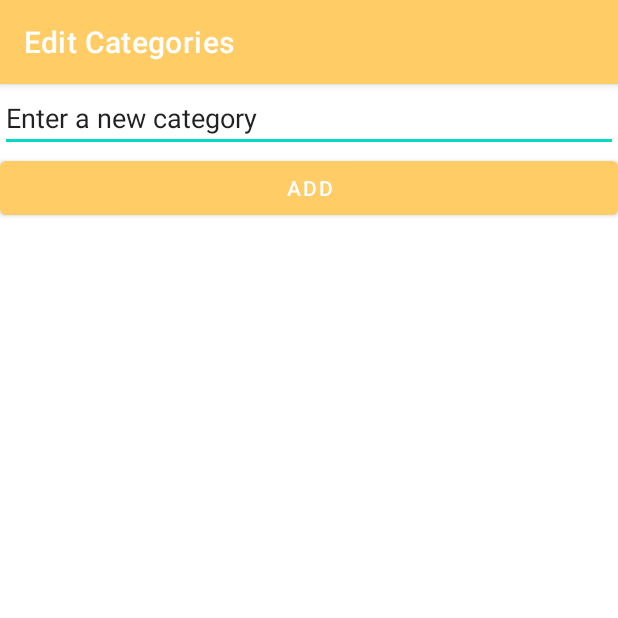
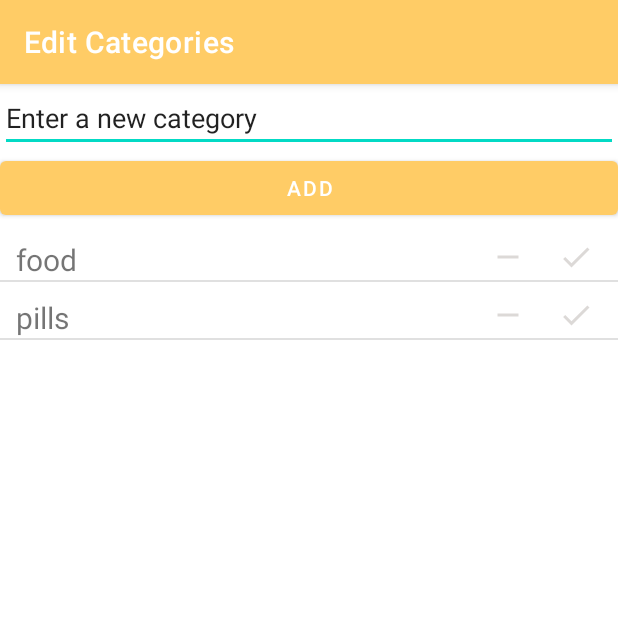
Before and after one commit to madazbereanu/CHS, an Android app: the EditCategoriesActivity screen opened directly, with no data from a screen before it, on a phone screen of 412 x 824 dp, the top half of it. Run offline under Robolectric (Android 15) with nearby library versions, the phone set to English and light mode, and no system bars.

Commit message:
Hardcoded values for CATEGORIES

```diff
--- a/KeepFresh/app/src/main/AndroidManifest.xml
+++ b/KeepFresh/app/src/main/AndroidManifest.xml
@@ -11,7 +11,8 @@
         android:label="@string/app_name"
         android:roundIcon="@mipmap/ic_launcher_round"
         android:supportsRtl="true"
-        android:theme="@style/Theme.KeepFresh">
+        android:theme="@style/Theme.KeepFresh"
+        android:largeHeap="true">
         <activity
             android:name=".HelpActivity"
             android:label="@string/title_activity_help"/>
--- a/KeepFresh/app/src/main/java/com/example/keepfresh/EditCategoriesActivity.java
+++ b/KeepFresh/app/src/main/java/com/example/keepfresh/EditCategoriesActivity.java
@@ -2,40 +2,47 @@ package com.example.keepfresh;
 
 import androidx.appcompat.app.AppCompatActivity;
 
+import android.content.Context;
 import android.os.Bundle;
-//import android.view.View;
-//import android.widget.ArrayAdapter;
-//import android.widget.Button;
-//import android.widget.EditText;
-//import android.widget.ListView;
-//import android.widget.Toast;
-//
-//import java.util.ArrayList;
-//import java.util.List;
-//
+import android.view.View;
+import android.widget.ArrayAdapter;
+import android.widget.Button;
+import android.widget.EditText;
+import android.widget.ListView;
+import android.widget.Toast;
+
+import java.util.ArrayList;
+import java.util.List;
+
 public class EditCategoriesActivity extends AppCompatActivity {
-//
-//    private EditText categoryName;
-//    private Button addNewCategoryButton;
-//    private ListView listViewCategories;
+
+    private EditText categoryName;
+    private Button addNewCategoryButton;
+    private ListView listViewCategories;
+
+    private Context context;
+
+    private static final String[] list = new String[]{"food", "pills"};
 //    private KeepFreshDatabaseHelper keepFreshDatabaseHelper;
-//
+
     @Override
     protected void onCreate(Bundle savedInstanceState) {
         super.onCreate(savedInstanceState);
         setContentView(R.layout.activity_edit_categories);
-//
-//        categoryName = findViewById(R.id.add_new_categories_field);
-//        addNewCategoryButton = findViewById(R.id.add_new_category_button);
-//        listViewCategories = findViewById(R.id.list_view_categories);
-//
-////        String[] list = new String[]{"food", "pills"};
-////        EditCategoriesCustomAdapter editCategoriesCustomAdapter = new EditCategoriesCustomAdapter(getApplicationContext(), list);
-////        listViewCategories.setAdapter(editCategoriesCustomAdapter);
-////        listViewCategories.setAdapter(new EditCategoriesCustomAdapter(this, new String[]{"food", "pills"}));
-//
+
+        context = this;
+
+        categoryName = findViewById(R.id.add_new_categories_field);
+        addNewCategoryButton = findViewById(R.id.add_new_category_button);
+        listViewCategories = findViewById(R.id.list_view_categories);
+
+
+//        EditCategoriesCustomAdapter editCategoriesCustomAdapter = new EditCategoriesCustomAdapter(getApplicationContext(), list);
+//        listViewCategories.setAdapter(editCategoriesCustomAdapter);
+        listViewCategories.setAdapter(new EditCategoriesCustomAdapter(this, list));
+
 //        keepFreshDatabaseHelper = KeepFreshDatabaseHelper.getInstance(this);
-//
+
 //        addNewCategoryButton.setOnClickListener(new View.OnClickListener() {
 //            @Override
 //            public void onClick(View v) {
--- a/KeepFresh/app/src/main/java/com/example/keepfresh/EditCategoriesCustomAdapter.java
+++ b/KeepFresh/app/src/main/java/com/example/keepfresh/EditCategoriesCustomAdapter.java
@@ -1,59 +1,69 @@
-//package com.example.keepfresh;
-//
-//import android.content.Context;
-//import android.view.LayoutInflater;
-//import android.view.View;
-//import android.view.ViewGroup;
-//import android.widget.BaseAdapter;
-//import android.widget.ImageButton;
-//import android.widget.TextView;
-//import android.widget.Toast;
-//
-//public class EditCategoriesCustomAdapter extends BaseAdapter {
-//
-//    private static LayoutInflater inflater;
-//
-//    private Context context;
-//    private String[] categoryName;
-//
-//    public EditCategoriesCustomAdapter(Context context, String[] categoryName)
-//    {
-//        this.categoryName = categoryName;
-//        this.context = context;
-//        inflater = (LayoutInflater) context.getSystemService(Context.LAYOUT_INFLATER_SERVICE);
-//    }
-//
-//    @Override
-//    public int getCount() {
-//        return 0;
-//    }
-//
-//    @Override
-//    public Object getItem(int position) {
-//        return position;
-//    }
-//
-//    @Override
-//    public long getItemId(int position) {
-//        return position;
-//    }
-//
-//    @Override
-//    public View getView(int position, View convertView, ViewGroup parent)
-//    {
-//        View rowView = inflater.inflate(R.layout.row_edit_categories, null);
-//
-//        TextView rowEditCategories = rowView.findViewById(R.id.row_edit_categories);
-//        ImageButton saveEditCategories = rowView.findViewById(R.id.save_edit_categories);
-//        ImageButton removeEditCategories = rowView.findViewById(R.id.remove_edit_categories);
-//
-//        rowView.setOnClickListener(new View.OnClickListener() {
-//            @Override
-//            public void onClick(View v) {
-//                // TODO Auto-generated method stub
-//                Toast.makeText(context, "You Clicked "+categoryName[position], Toast.LENGTH_LONG).show();
-//            }
-//        });
-//        return rowView;
-//    }
-//}
+package com.example.keepfresh;
+
+import android.content.Context;
+import android.view.LayoutInflater;
+import android.view.View;
+import android.view.ViewGroup;
+import android.widget.BaseAdapter;
+import android.widget.ImageButton;
+import android.widget.TextView;
+import android.widget.Toast;
+
+public class EditCategoriesCustomAdapter extends BaseAdapter {
+
+    private static LayoutInflater inflater = null;
+
+    private Context context;
+    private String[] categoryName;
+
+    public EditCategoriesCustomAdapter(Context context, String[] categoryName)
+    {
+        this.categoryName = categoryName;
+        this.context = context;
+        inflater = (LayoutInflater) context.getSystemService(Context.LAYOUT_INFLATER_SERVICE);
+    }
+
+    @Override
+    public int getCount() {
+        return categoryName.length;
+    }
+
+    @Override
+    public Object getItem(int position) {
+        return position;
+    }
+
+    @Override
+    public long getItemId(int position) {
+        return position;
+    }
+
+    public class Holder{
+        TextView rowEditCategories;
+        ImageButton saveEditCategories;
+        ImageButton removeEditCategories;
+    }
+    @Override
+    public View getView(final int position, View convertView, ViewGroup parent)
+    {
+        Holder holder = new Holder();
+        View rowView;
+
+        rowView = inflater.inflate(R.layout.row_edit_categories, null);
+
+        holder.rowEditCategories = rowView.findViewById(R.id.row_edit_categories_field);
+        holder.saveEditCategories = rowView.findViewById(R.id.save_edit_categories);
+        holder.removeEditCategories = rowView.findViewById(R.id.remove_edit_categories);
+
+        holder.rowEditCategories.setText(categoryName[position]);
+
+        rowView.setOnClickListener(new View.OnClickListener() {
+            @Override
+            public void onClick(View v) {
+                // TODO Auto-generated method stub
+                Toast.makeText(context, "You Clicked "+categoryName[position], Toast.LENGTH_LONG).show();
+            }
+        });
+        return rowView;
+    }
+}
--- a/KeepFresh/app/src/main/res/layout/row_edit_categories.xml
+++ b/KeepFresh/app/src/main/res/layout/row_edit_categories.xml
@@ -7,13 +7,12 @@
     android:layout_height="match_parent">
 
     <TextView
-        android:id="@+id/row_edit_categories"
+        android:id="@+id/row_edit_categories_field"
         android:layout_width="wrap_content"
         android:layout_height="wrap_content"
         android:layout_marginStart="10dp"
         android:layout_marginLeft="10dp"
-        android:layout_marginTop="150dp"
-        android:text="TextView"
+        android:layout_marginTop="10dp"
         android:textSize="20dp"
         app:layout_constraintBottom_toBottomOf="parent"
         app:layout_constraintEnd_toEndOf="parent"
@@ -26,7 +25,7 @@
         android:id="@+id/save_edit_categories"
         android:layout_width="wrap_content"
         android:layout_height="wrap_content"
-        android:layout_marginTop="150dp"
+        android:layout_marginTop="10dp"
         android:layout_marginEnd="10dp"
         android:layout_marginRight="10dp"
         android:background="@android:color/transparent"
@@ -43,7 +42,7 @@
         android:id="@+id/remove_edit_categories"
         android:layout_width="wrap_content"
         android:layout_height="wrap_content"
-        android:layout_marginTop="150dp"
+        android:layout_marginTop="10dp"
         android:background="@android:color/transparent"
         app:layout_constraintBottom_toBottomOf="parent"
         app:layout_constraintEnd_toEndOf="parent"
```
